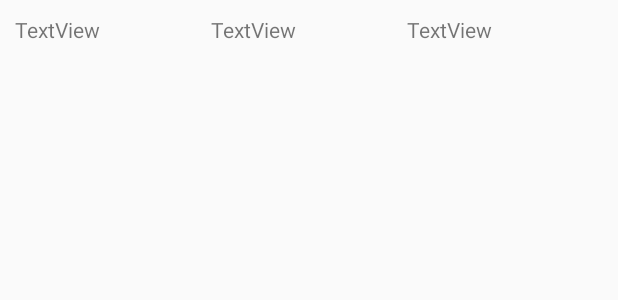
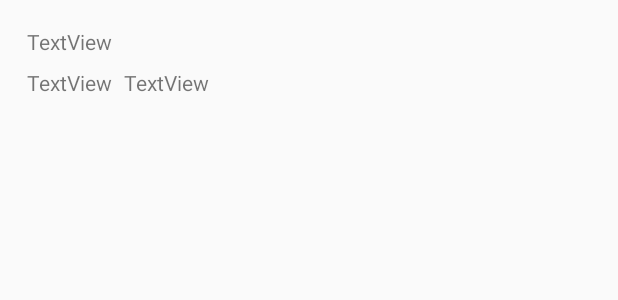
Before and after one commit to ufjf-dcc196/DCC196Aula06EXM01, an Android app: the layout livro_layout.xml on its own in the app's theme, with its tools: preview values and no code run, on a phone screen of 412 x 824 dp. Shown: the top 300 px of the screen. Run offline under Robolectric (Android 15) with nearby library versions, the phone set to English and light mode, and no system bars.

Commit message:
Altera layout do livro

```diff
--- a/app/src/main/res/layout/livro_layout.xml
+++ b/app/src/main/res/layout/livro_layout.xml
@@ -1,27 +1,49 @@
 <?xml version="1.0" encoding="utf-8"?>
-<LinearLayout xmlns:android="http://schemas.android.com/apk/res/android"
+    <android.support.constraint.ConstraintLayout
+        xmlns:android="http://schemas.android.com/apk/res/android"
+        xmlns:app="http://schemas.android.com/apk/res-auto"
+        xmlns:tools="http://schemas.android.com/tools"
+        android:padding="10dp"
         android:layout_width="match_parent"
         android:layout_height="wrap_content"
-    android:padding="10dp">
+        android:layout_weight="1">
 
         <TextView
-        android:id="@+id/txt_livro_titulo"
+            android:id="@+id/txt_livro_ano"
             android:layout_width="wrap_content"
             android:layout_height="wrap_content"
+            android:layout_marginLeft="8dp"
+            android:layout_marginStart="8dp"
+            android:layout_marginTop="8dp"
             android:layout_weight="1"
-        android:text="TextView" />
+            android:text="TextView"
+            app:layout_constraintStart_toEndOf="@+id/txt_livro_autor"
+            app:layout_constraintTop_toBottomOf="@+id/txt_livro_titulo" />
 
         <TextView
             android:id="@+id/txt_livro_autor"
             android:layout_width="wrap_content"
             android:layout_height="wrap_content"
+            android:layout_marginLeft="8dp"
+            android:layout_marginStart="8dp"
+            android:layout_marginTop="8dp"
             android:layout_weight="1"
-        android:text="TextView" />
+            android:text="TextView"
+            app:layout_constraintStart_toStartOf="parent"
+            app:layout_constraintTop_toBottomOf="@+id/txt_livro_titulo" />
 
         <TextView
-        android:id="@+id/txt_livro_ano"
-        android:layout_width="wrap_content"
+            android:id="@+id/txt_livro_titulo"
+            android:layout_width="0dp"
             android:layout_height="wrap_content"
+            android:layout_marginEnd="8dp"
+            android:layout_marginLeft="8dp"
+            android:layout_marginRight="8dp"
+            android:layout_marginStart="8dp"
+            android:layout_marginTop="8dp"
             android:layout_weight="1"
-        android:text="TextView" />
-</LinearLayout>
+            android:text="TextView"
+            app:layout_constraintEnd_toEndOf="parent"
+            app:layout_constraintStart_toStartOf="parent"
+            app:layout_constraintTop_toTopOf="parent" />
+    </android.support.constraint.ConstraintLayout>
```
Lines whose indentation alone changed are shown as unchanged.
